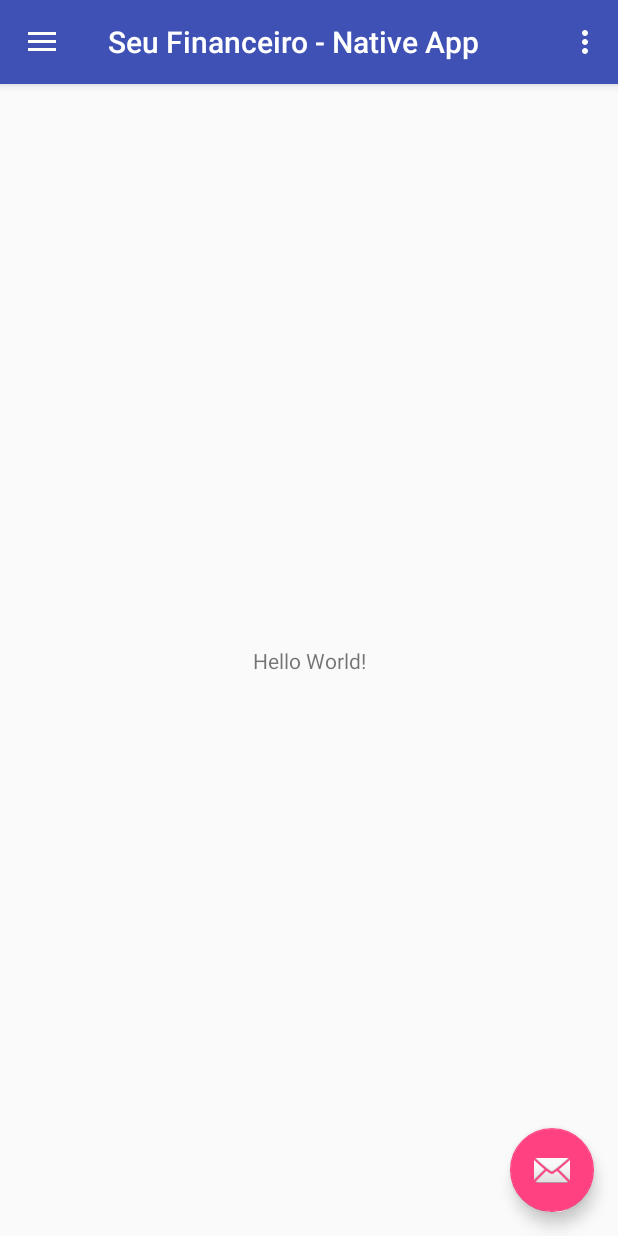
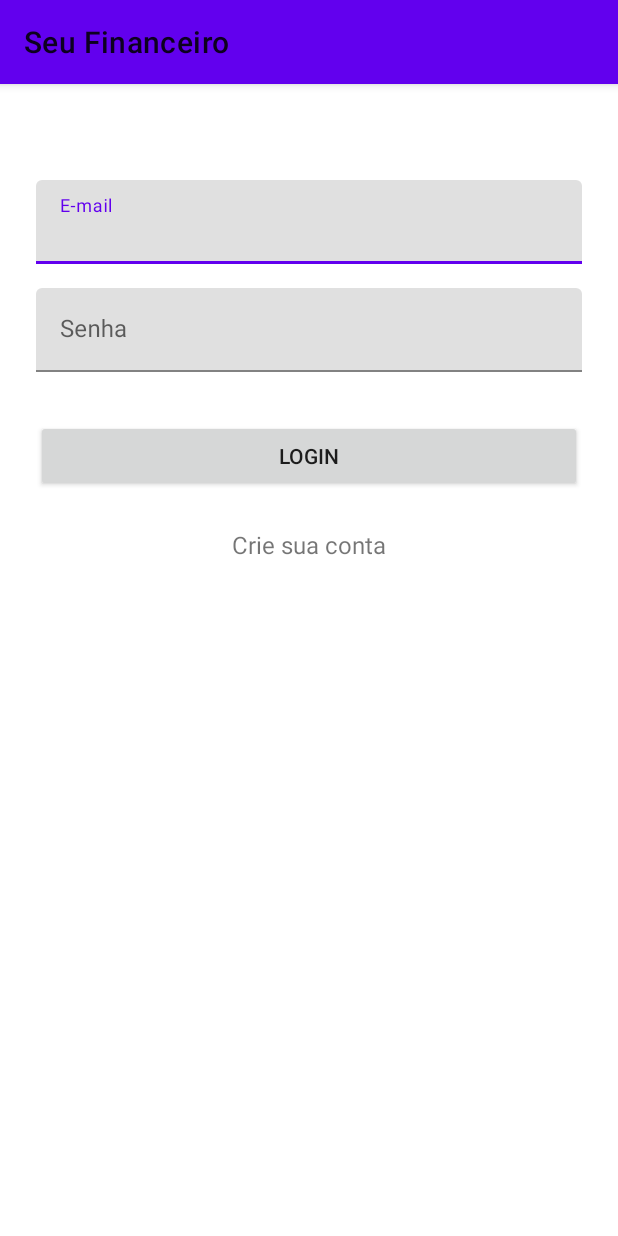
Before and after one commit to johnataanricardo/Personal-Financial-Management-Application, an Android app: the screen it shows after launch (MainActivity before the commit, Login after it), on a phone screen of 412 x 824 dp. Run offline under Robolectric (Android 15) with nearby library versions, the phone set to English and light mode, and no system bars.

Commit message:
Cadastro e login (telas) - precisa arrumar temas, logos

```diff
--- /dev/null
+++ b/SeuFinanceiroAndroidNativeApp/app/src/main/res/anim/push_left_in.xml
@@ -0,0 +1,8 @@
+<?xml version="1.0" encoding="utf-8"?>
+<set xmlns:android="http://schemas.android.com/apk/res/android">
+    <translate
+        android:duration="500"
+        android:fromXDelta="100%p"
+        android:toXDelta="0" />
+
+</set>
--- /dev/null
+++ b/SeuFinanceiroAndroidNativeApp/app/src/main/res/anim/push_left_out.xml
@@ -0,0 +1,7 @@
+<?xml version="1.0" encoding="utf-8"?>
+<set xmlns:android="http://schemas.android.com/apk/res/android">
+    <translate
+        android:duration="500"
+        android:fromXDelta="0"
+        android:toXDelta="-100%p" />
+</set>
--- /dev/null
+++ b/SeuFinanceiroAndroidNativeApp/app/src/main/res/layout/activity_login.xml
@@ -0,0 +1,70 @@
+<?xml version="1.0" encoding="utf-8"?>
+<ScrollView xmlns:android="http://schemas.android.com/apk/res/android"
+    android:layout_width="fill_parent"
+    android:layout_height="fill_parent"
+    android:fitsSystemWindows="true">
+
+    <LinearLayout
+        android:orientation="vertical"
+        android:layout_width="match_parent"
+        android:layout_height="wrap_content"
+        android:paddingTop="56dp"
+        android:paddingLeft="24dp"
+        android:paddingRight="24dp">
+
+        <!--<ImageView android:src="@drawable/logo"-->
+            <!--android:layout_width="wrap_content"-->
+            <!--android:layout_height="72dp"-->
+            <!--android:layout_marginBottom="24dp"-->
+            <!--android:layout_gravity="center_horizontal" />-->
+
+        <!-- Email Label -->
+        <android.support.design.widget.TextInputLayout
+            android:layout_width="match_parent"
+            android:layout_height="wrap_content"
+            android:layout_marginTop="8dp"
+            android:layout_marginBottom="8dp">
+
+            <EditText
+                android:id="@+id/input_email"
+                android:layout_width="match_parent"
+                android:layout_height="wrap_content"
+                android:hint="@string/email"
+                android:inputType="textEmailAddress" />
+        </android.support.design.widget.TextInputLayout>
+
+        <!-- Password Label -->
+        <android.support.design.widget.TextInputLayout
+            android:layout_width="match_parent"
+            android:layout_height="wrap_content"
+            android:layout_marginTop="8dp"
+            android:layout_marginBottom="8dp">
+
+            <EditText
+                android:id="@+id/input_password"
+                android:layout_width="match_parent"
+                android:layout_height="wrap_content"
+                android:hint="@string/password"
+                android:inputType="textPassword" />
+        </android.support.design.widget.TextInputLayout>
+
+        <android.support.v7.widget.AppCompatButton
+            android:id="@+id/btn_login"
+            android:layout_width="fill_parent"
+            android:layout_height="wrap_content"
+            android:layout_marginTop="24dp"
+            android:layout_marginBottom="24dp"
+            android:padding="12dp"
+            android:text="@string/login"/>
+
+        <TextView
+            android:id="@+id/link_signup"
+            android:layout_width="fill_parent"
+            android:layout_height="wrap_content"
+            android:layout_marginBottom="24dp"
+            android:gravity="center"
+            android:text="@string/create_account"
+            android:textSize="16dip" />
+
+    </LinearLayout>
+</ScrollView>
--- a/SeuFinanceiroAndroidNativeApp/app/src/main/res/values/strings.xml
+++ b/SeuFinanceiroAndroidNativeApp/app/src/main/res/values/strings.xml
@@ -1,9 +1,16 @@
 <resources>
-    <string name="app_name">Seu Financeiro - Native App</string>
-    <string name="navigation_drawer_open">Open navigation drawer</string>
-    <string name="navigation_drawer_close">Close navigation drawer</string>
+    <string name="app_name">Seu Financeiro</string>
+    <string name="navigation_drawer_open">Abrir menu</string>
+    <string name="navigation_drawer_close">Fechar menu</string>
     <string name="nav_header_title">Android Studio</string>
     <string name="nav_header_subtitle">android.studio@android.com</string>
     <string name="nav_header_desc">Navigation header</string>
-    <string name="action_settings">Settings</string>
+    <string name="action_settings">Cofigurações</string>
+    <string name="password">Senha</string>
+    <string name="login">Login</string>
+    <string name="create_account">Crie sua conta</string>
+    <string name="email">E-mail</string>
+    <string name="name">Nome</string>
+    <string name="reenter_password">Repita a senha</string>
+    <string name="do_login">Já tem cadastro? Faça o login</string>
 </resources>
```
Also changed, not shown: SeuFinanceiroAndroidNativeApp/app/src/main/AndroidManifest.xml (+6 -3 lines), SeuFinanceiroAndroidNativeApp/app/src/main/java/info/seufinanceiro/Login.java (added, +126 -0 lines), SeuFinanceiroAndroidNativeApp/app/src/main/java/info/seufinanceiro/Signup.java (added, +126 -0 lines), SeuFinanceiroAndroidNativeApp/app/src/main/res/layout/activity_signup.xml (added, +95 -0 lines).
